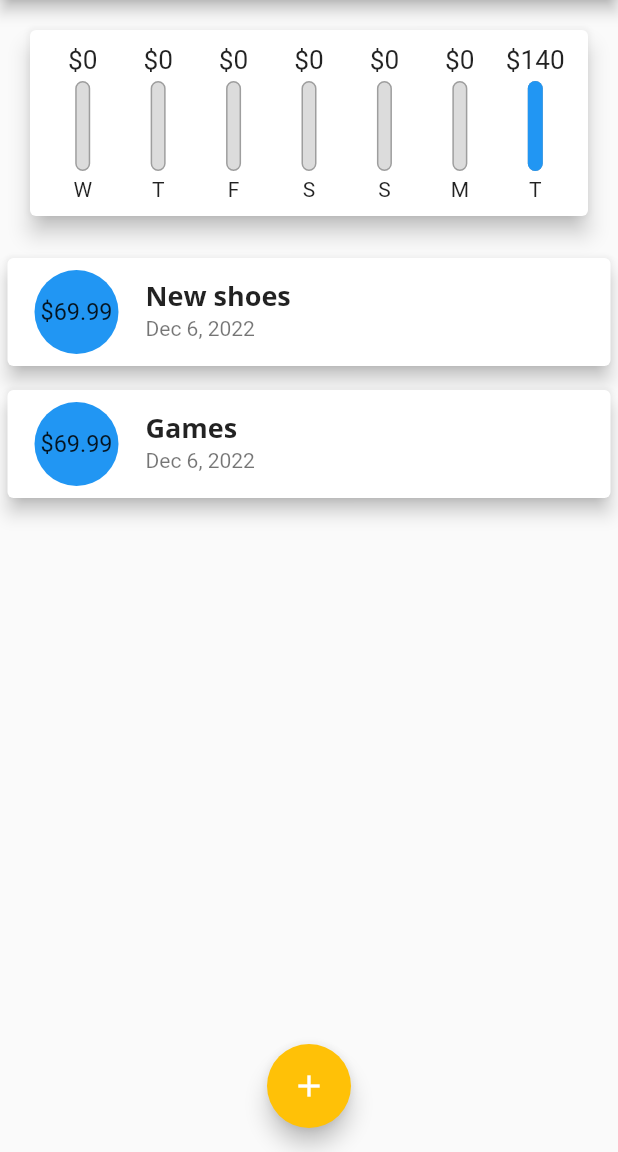
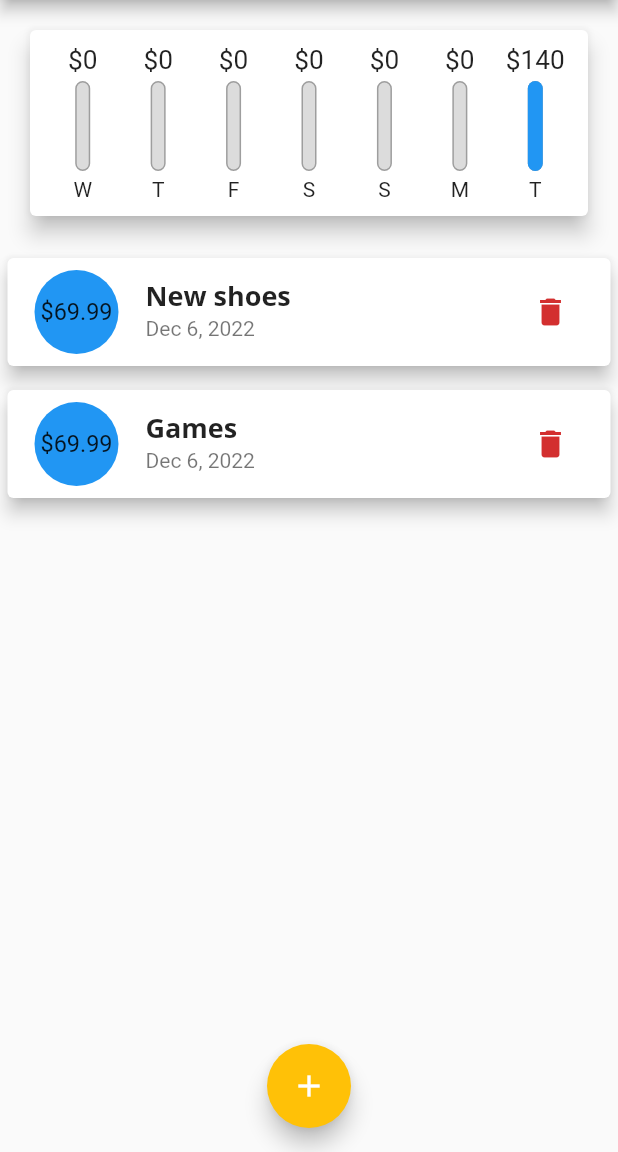
Before and after one commit to judell31/personal-expense, a Flutter app: the screen it shows after launch, on a phone screen of 412 x 824 dp, the part 84-1236 px from its top. Run offline on Flutter 3.47's test engine with Material 2 defaults, Android fonts, the phone set to English and light mode, and no system bars.

```diff
--- a/lib/main.dart
+++ b/lib/main.dart
@@ -21,7 +21,7 @@ class PersonalExpense extends StatelessWidget {
     return MaterialApp(
       title: 'Personal Expense',
       theme: ThemeData(
-        textTheme: ThemeData.light().textTheme.copyWith(
+      textTheme: ThemeData.light().textTheme.copyWith(
           titleLarge: const TextStyle(
             fontFamily: "OpenSans",
             fontWeight: FontWeight.bold,
@@ -110,6 +110,12 @@ class _HomePageState extends State<HomePage> {
     });
   }
 
+  void _deleteTransaction(String id) {
+    setState(() {
+      _userTransactions.removeWhere((tx) => tx.id == id);
+    });
+  }
+
   @override
   Widget build(BuildContext context) {
     // This method is rerun every time setState is called, for instance as done
@@ -136,7 +142,7 @@ class _HomePageState extends State<HomePage> {
           crossAxisAlignment: CrossAxisAlignment.stretch,
           children: <Widget>[
             Chart(_recentTransactions),
-            TransactionList(_userTransactions),
+            TransactionList(_userTransactions, _deleteTransaction)
           ],
         ) // This trailing comma makes auto-formatting nicer for build methods.,
             ),
--- a/lib/widgets/transaction.form.dart
+++ b/lib/widgets/transaction.form.dart
@@ -103,7 +103,7 @@ class _TransactionFormState extends State<TransactionForm> {
                 onPressed: _addTransaction,
                 style: TextButton.styleFrom(foregroundColor: Colors.white),
                 // TODO: look at this
-                // style: TextButton.styleFrom(foregroundColor: Theme.of(context).textTheme.titleLarge.),
+                // style: TextButton.styleFrom(foregroundColor: Theme.of(context).textTheme.),
                 child: const Text("Add Transaction"),
               ),
             ],
--- a/lib/widgets/transaction.list.dart
+++ b/lib/widgets/transaction.list.dart
@@ -4,14 +4,15 @@ import 'package:personal_expense/models/transaction.dart';
 
 class TransactionList extends StatelessWidget {
   final List<Transaction> transactions;
+  final Function deleteTx;
 
   // TransactionList({Key? key}) : super(key: key);
-  const TransactionList(this.transactions, {super.key});
+  const TransactionList(this.transactions, this.deleteTx, {super.key});
 
   @override
   Widget build(BuildContext context) {
     return SizedBox(
-      height: 300,
+      height: 450,
       // ListView.builder() optimize only load whats visible
       child: transactions.isEmpty ? Column(
         children: <Widget>[
@@ -65,6 +66,11 @@ class TransactionList extends StatelessWidget {
               subtitle: Text(
                 DateFormat.yMMMd().format(transactions[index].date),
               ),
+              trailing: IconButton(
+                icon: const Icon(Icons.delete),
+                color: Theme.of(context).errorColor,
+                onPressed: () => deleteTx(transactions[index].id),
+              ),
             ),
           );
           // return Card(
```
